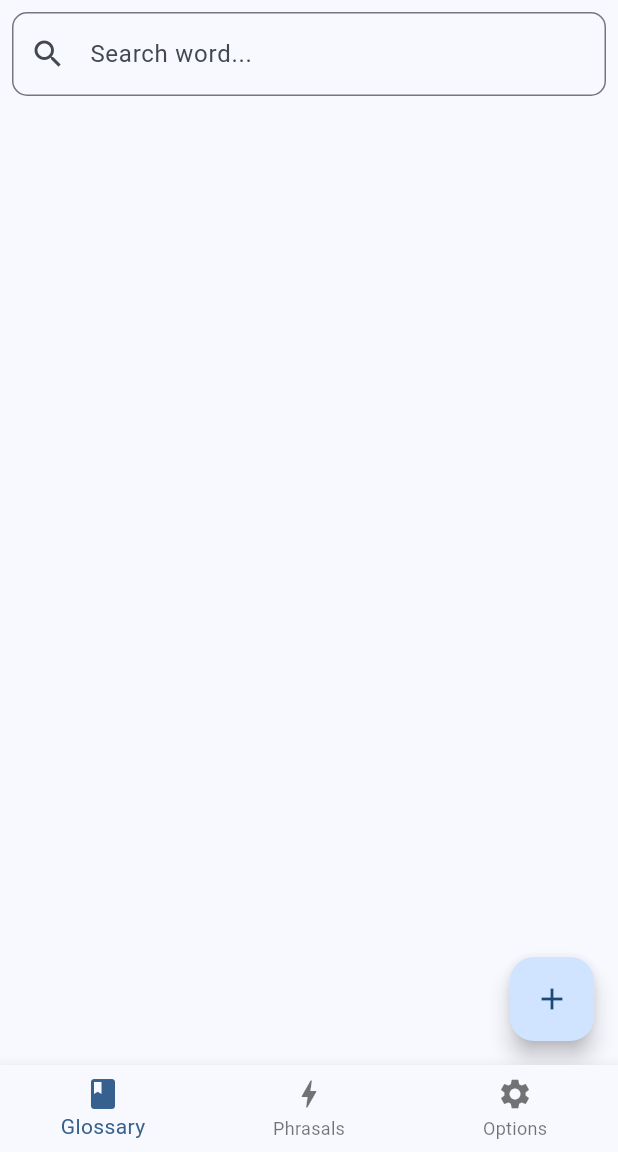
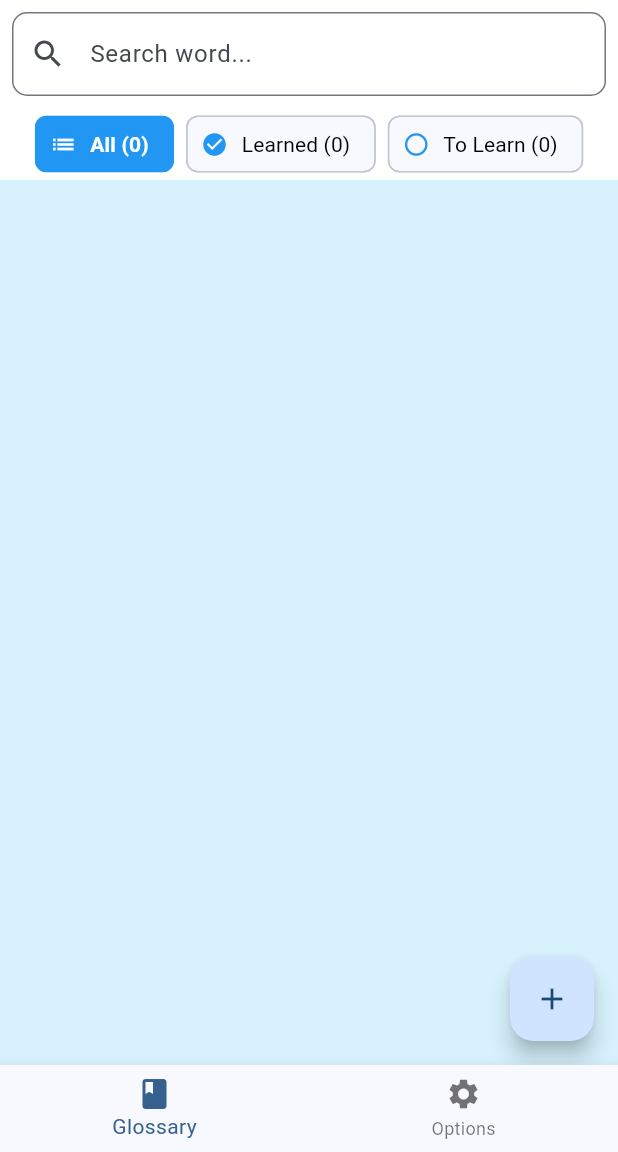
Before and after one commit to Kyyros04/english-helper, a Flutter app: the screen it shows after launch, after a tap on "Start Fresh", on a phone screen of 412 x 824 dp, the part 84-1236 px from its top. Run offline on Flutter 3.47's test engine with Material 3 defaults, Android fonts, the phone set to English and light mode, and no system bars; our stand-ins replace app_links, file_picker, share_plus.

Commit message:
feat: implement dynamic filters with enum, color-coded backgrounds, and word counters

```diff
--- /dev/null
+++ b/lib/helpers/helper.dart
@@ -0,0 +1,6 @@
+String formatCount(int count) {
+  if (count >= 1000) {
+    return '${(count / 1000).toStringAsFixed(1)}k';
+  }
+  return count.toString();
+}
--- a/lib/main.dart
+++ b/lib/main.dart
@@ -81,19 +81,18 @@ class MainNavigatorState extends State<MainNavigator> {
 
   final List<Widget> screens = [
     GlossaryScreen(),
-    const Center(child: Text("Phrasal Verbs Coming Soon")),
     const OptionsScreen(),
   ];
 
     return Scaffold(
       appBar: AppBar(title: const Text("English Helper")),
+      //backgroundColor: Colors.transparent,
       body: screens[_currentIndex],
       bottomNavigationBar: BottomNavigationBar(
         currentIndex: _currentIndex,
         onTap: (index) => setState(() => _currentIndex = index),
         items: const [
           BottomNavigationBarItem(icon: Icon(Icons.book), label: "Glossary"),
-          BottomNavigationBarItem(icon: Icon(Icons.bolt), label: "Phrasals"),
           BottomNavigationBarItem(icon: Icon(Icons.settings), label: "Options"),
         ],
       ),
--- a/lib/models/word_model.dart
+++ b/lib/models/word_model.dart
@@ -3,12 +3,14 @@ class Word {
   final String translation; // La traduzione in italiano
   final String description;
   final List<String> examples; // Lista di frasi
+  bool isLearned;
 
   Word({
     required this.term,
     required this.translation,
     required this.description,
-    required this.examples
+    required this.examples,
+    this.isLearned = false,
   });
 
   Map<String, dynamic> toMap() => {
@@ -16,6 +18,7 @@ class Word {
     'translation': translation,
     'description': description,
     'examples': examples,
+    'isLearned': isLearned,
   };
 
   factory Word.fromMap(Map<String, dynamic> map) => Word(
@@ -23,5 +26,6 @@ class Word {
     translation: map['translation'] ?? '',
     description: map['description'] ?? '',
     examples: List<String>.from(map['examples'] ?? []),
+    isLearned: map['isLearned'] ?? false,
   );
 }
--- a/lib/screens/glossary_screen.dart
+++ b/lib/screens/glossary_screen.dart
@@ -5,6 +5,10 @@ import 'dart:io';
 import 'dart:convert';
 import 'package:path_provider/path_provider.dart';
 import 'package:file_picker/file_picker.dart';
+import '../widgets/filter_chip_widget.dart';
+import '../helpers/helper.dart' show formatCount;
+
+enum WordFilter { all, learned, toLearn }
 
 class GlossaryScreen extends StatefulWidget {
   const GlossaryScreen({super.key});
@@ -14,6 +18,7 @@ class GlossaryScreen extends StatefulWidget {
 }
 
 class GlossaryScreenState extends State<GlossaryScreen> {
+  WordFilter filterMode = WordFilter.all;
   String searchQuery = "";
   final searchController = TextEditingController();
 
@@ -32,6 +37,9 @@ class GlossaryScreenState extends State<GlossaryScreen> {
     if (await file.exists()) {
       final contents = await file.readAsString();
       final List<dynamic> jsonData = jsonDecode(contents);
+
+      if (!mounted) return;
+
       setState(() {
         words = jsonData.map((w) => Word.fromMap(w)).toList();
         words.sort(
@@ -39,6 +47,7 @@ class GlossaryScreenState extends State<GlossaryScreen> {
         );
       });
     } else {
+      if (!mounted) return;
       _showWelcomeDialog(file);
     }
   }
@@ -87,11 +96,46 @@ class GlossaryScreenState extends State<GlossaryScreen> {
   @override
   Widget build(BuildContext context) {
     final filteredWords = words.where((w) {
-      return w.term.toLowerCase().contains(searchQuery.toLowerCase());
+      final matchesSearch = w.term.toLowerCase().contains(
+        searchQuery.toLowerCase(),
+      );
+
+      bool matchesFilter;
+      switch (filterMode) {
+        case WordFilter.learned:
+          matchesFilter = w.isLearned;
+          break;
+        case WordFilter.toLearn:
+          matchesFilter = !w.isLearned;
+          break;
+        case WordFilter.all:
+        default:
+          matchesFilter = true;
+      }
+
+      return matchesSearch && matchesFilter;
     }).toList();
+
+    final totalCount = words.length;
+final learnedCount = words.where((w) => w.isLearned).length;
+final toLearnCount = totalCount - learnedCount;
+
+    Color backgroundColor;
+    switch (filterMode) {
+      case WordFilter.learned:
+        backgroundColor = Colors.green;
+        break;
+      case WordFilter.toLearn:
+        backgroundColor = Colors.deepOrange;
+        break;
+      case WordFilter.all:
+      default:
+        backgroundColor = Colors.lightBlue; // Bianco standard per "All"
+    }
 
     return Scaffold(
       resizeToAvoidBottomInset: true,
+      backgroundColor: Colors.white,
       body: Column(
         children: [
           Padding(
@@ -121,17 +165,56 @@ class GlossaryScreenState extends State<GlossaryScreen> {
               },
             ),
           ),
+          SingleChildScrollView(
+            scrollDirection: Axis.horizontal,
+            padding: const EdgeInsets.symmetric(horizontal: 8.0),
+            child: Row(
+              children: [
+                WordFilterChip(
+                  label: 'All (${formatCount(totalCount)})',
+                  mode: WordFilter.all,
+                  selectedMode: filterMode,
+                  icon: Icons.list,
+                  onSelected: (newMode) => setState(() => filterMode = newMode),
+                ),
+                const SizedBox(width: 8),
+                WordFilterChip(
+                  label: 'Learned (${formatCount(learnedCount)})',
+                  mode: WordFilter.learned,
+                  selectedMode: filterMode,
+                  icon: Icons.check_circle,
+                  onSelected: (newMode) => setState(() => filterMode = newMode),
+                ),
+                const SizedBox(width: 8),
+                WordFilterChip(
+                  label: 'To Learn (${formatCount(toLearnCount)})',
+                  mode: WordFilter.toLearn,
+                  selectedMode: filterMode,
+                  icon: Icons.radio_button_unchecked,
+                  onSelected: (newMode) => setState(() => filterMode = newMode),
+                ),
+              ],
+            ),
+          ),
           Expanded(
+            child: Container(
+              color: backgroundColor.withAlpha(40),
+              child: Material( // Aggiungi questo per forzare la trasparenza
+      color: Colors.transparent,
               child: ListView.builder(
                 itemCount: filteredWords.length,
                 itemBuilder: (context, index) {
                   final word = filteredWords[index];
                   return ExpansionTile(
+                    backgroundColor: Colors.transparent,
+                    collapsedBackgroundColor: Colors.transparent,
                     title: Text(
                       word.term,
-                    style: const TextStyle(
+                      style: TextStyle(
                         fontWeight: FontWeight.bold,
-                      color: Colors.blue,
+                        color: word.isLearned
+                            ? Colors.green.shade700
+                            : Colors.deepOrange,
                       ),
                     ),
 
@@ -179,10 +262,41 @@ class GlossaryScreenState extends State<GlossaryScreen> {
                               mainAxisAlignment: MainAxisAlignment.end,
                               children: [
                                 TextButton.icon(
+                                  onPressed: () {
+                                    setState(() {
+                                      word.isLearned =
+                                          !word.isLearned; // Inverte lo stato
+                                      saveToFile(
+                                        words,
+                                      ); // Salva subito sul JSON
+                                    });
+                                  },
+                                  icon: Icon(
+                                    word.isLearned
+                                        ? Icons.check_circle
+                                        : Icons.radio_button_unchecked,
+                                    color: word.isLearned
+                                        ? Colors.green
+                                        : Colors.grey,
+                                  ),
+                                  label: Text(
+                                    word.isLearned ? "Learned" : "To Learn",
+                                    style: TextStyle(
+                                      color: word.isLearned
+                                          ? Colors.green
+                                          : Colors.grey,
+                                      fontWeight: word.isLearned
+                                          ? FontWeight.bold
+                                          : FontWeight.normal,
+                                    ),
+                                  ),
+                                ),
+                                const SizedBox(width: 8),
+                                TextButton.icon(
                                   onPressed: () => showAddWordDialog(
                                     word: word,
                                     index: index,
-                                ), // Passiamo i dati
+                                  ),
                                   icon: const Icon(
                                     Icons.edit_outlined,
                                     color: Colors.blue,
@@ -212,6 +326,8 @@ class GlossaryScreenState extends State<GlossaryScreen> {
                     ],
                   );
                 },
+              ),
+            ),
           ),
           ),
         ],
--- /dev/null
+++ b/lib/widgets/filter_chip_widget.dart
@@ -0,0 +1,46 @@
+import 'package:flutter/material.dart';
+import '../screens/glossary_screen.dart';
+
+class WordFilterChip extends StatelessWidget {
+  final String label;
+  final WordFilter mode;
+  final WordFilter selectedMode;
+  final IconData icon;
+  final Function(WordFilter) onSelected;
+
+  const WordFilterChip({
+    super.key,
+    required this.label,
+    required this.mode,
+    required this.selectedMode,
+    required this.icon,
+    required this.onSelected,
+  });
+
+  @override
+  Widget build(BuildContext context) {
+    final isSelected = selectedMode == mode;
+
+    return ChoiceChip(
+      avatar: Icon(
+        icon,
+        size: 18,
+        color: isSelected ? Colors.white : Colors.blue
+      ),
+      label: Text(label),
+      selected: isSelected,
+      selectedColor: Colors.blue,
+      labelStyle: TextStyle(
+        color: isSelected ? Colors.white : Colors.black,
+        fontWeight: isSelected ? FontWeight.bold : FontWeight.normal,
+      ),
+      // Rimuoviamo il contenitore visivo di default se non selezionato per un look più minimal
+      showCheckmark: false,
+      onSelected: (bool selected) {
+        if (selected) {
+          onSelected(mode);
+        }
+      },
+    );
+  }
+}
```
Lines whose indentation alone changed are shown as unchanged.
